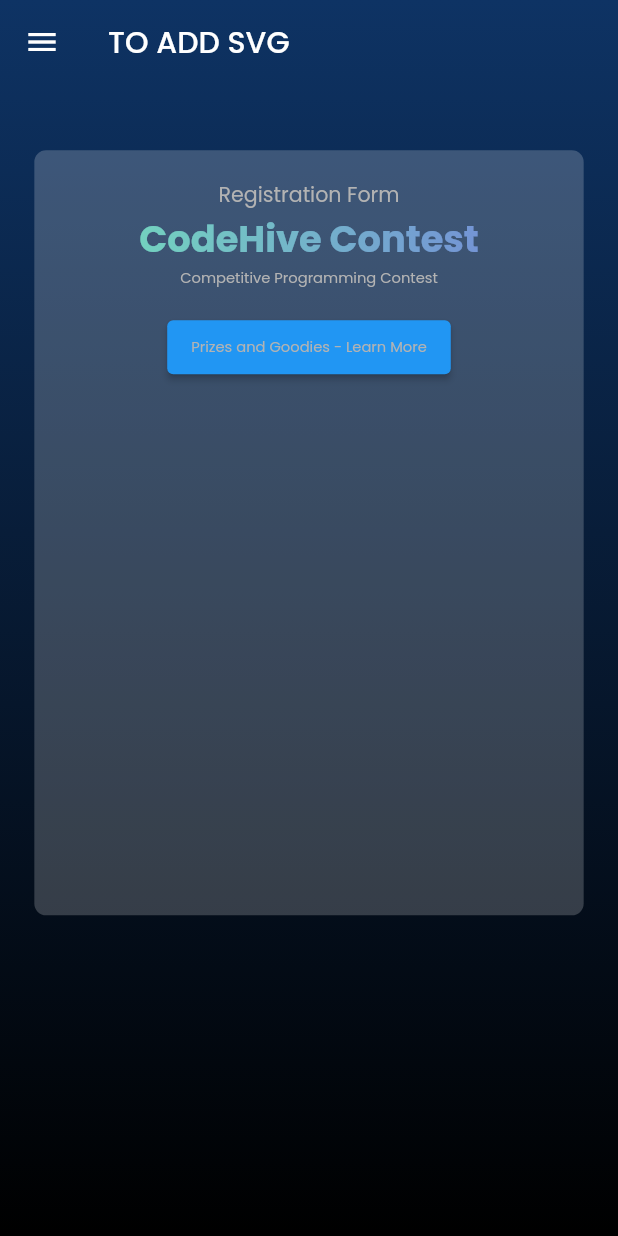
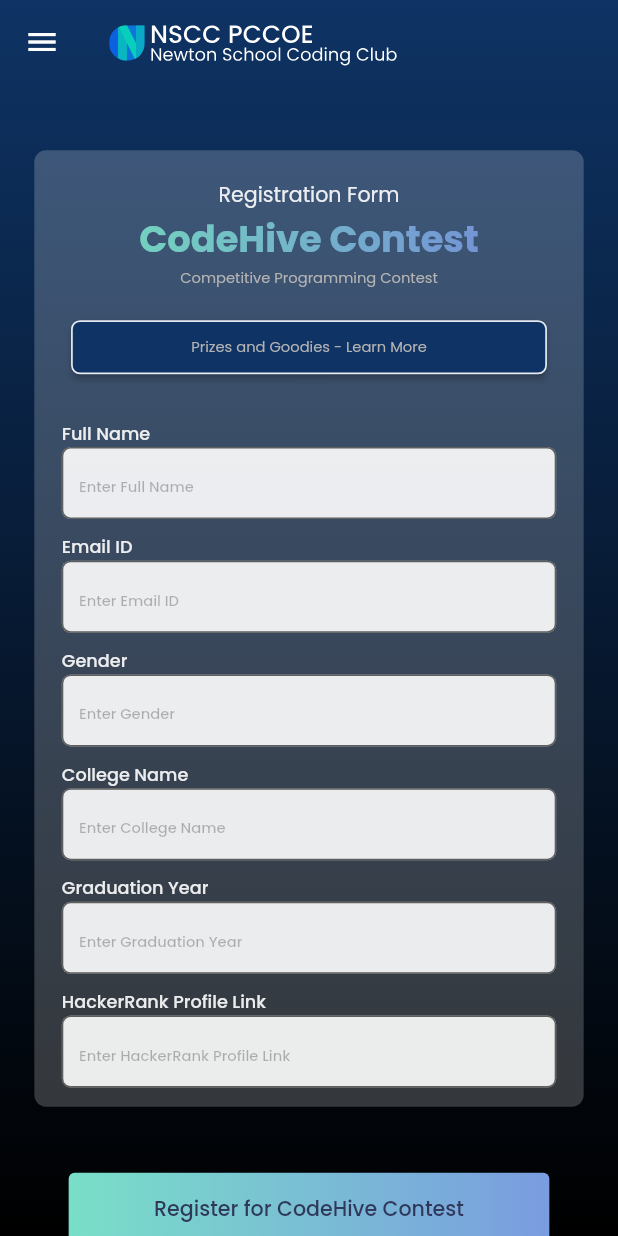
Before and after one commit to nsccpccoe/nscc-app, a Flutter app: the RegistrationScreen screen opened by its route, on a phone screen of 412 x 824 dp. Run offline on Flutter 3.47's test engine with Material 2 defaults, Android fonts, the phone set to English and light mode, and no system bars; our stand-ins replace firebase_core, flutter_screenutil, flutter_svg, get, lottie; accounts and stored records are empty.

Commit message:
Registration screen

```diff
--- a/lib/controllers/controller.dart
+++ /dev/null
@@ -1 +0,0 @@
-// Export all files in this folder here
--- /dev/null
+++ b/lib/controllers/registration_controller.dart
@@ -0,0 +1,11 @@
+import 'package:get/get.dart';
+import 'package:flutter/material.dart';
+
+class RegistrationController extends GetxController {
+  final TextEditingController nameController = TextEditingController();
+  final TextEditingController emailController = TextEditingController();
+  final TextEditingController genderController = TextEditingController();
+  final TextEditingController collegeNameController = TextEditingController();
+  final TextEditingController graduationYearController = TextEditingController();
+  final TextEditingController hackerRankLinkController = TextEditingController();
+}
--- a/lib/view/registration_screen.dart
+++ b/lib/view/registration_screen.dart
@@ -1,14 +1,23 @@
 import 'package:flutter/material.dart';
 import 'package:flutter_screenutil/flutter_screenutil.dart';
+import 'package:get/get.dart';
 import 'package:nscc_app/constants/colors.dart';
 import 'package:nscc_app/constants/text_styles.dart';
+import 'package:nscc_app/controllers/registration_controller.dart';
 import 'package:nscc_app/widgets/cyan_gradient.dart';
+import 'package:flutter_svg/flutter_svg.dart';
+import 'package:nscc_app/widgets/cyan_gradient_button.dart';
+import 'package:nscc_app/widgets/registration_form_field.dart';
 
 class RegistrationScreen extends StatelessWidget {
-  const RegistrationScreen({super.key});
+  RegistrationScreen({super.key});
+
+  final registrationController = Get.put(RegistrationController());
 
   @override
   Widget build(BuildContext context) {
+    return GetBuilder<RegistrationController>(
+      builder: (controller) {
         return Scaffold(
           extendBodyBehindAppBar: true,
           appBar: AppBar(
@@ -17,7 +26,11 @@ class RegistrationScreen extends StatelessWidget {
             leading: Icon(
               Icons.menu,
             ),
-        title: Text("TO ADD SVG"),
+            title: SvgPicture.asset(
+              "assets/svg/nscc_club_name.svg",
+              width: 170.w,
+              height: 35.h,
+            ),
           ),
           body: Container(
             height: MediaQuery.of(context).size.height,
@@ -26,13 +39,14 @@ class RegistrationScreen extends StatelessWidget {
               gradient: AppColors.bgGradient,
             ),
             child: SafeArea(
+              child: SingleChildScrollView(
                 child: Column(
                   children: [
                     SizedBox(
                       height: 45.h,
                     ),
                     Container(
-                height: 520.h,
+                      height: 650.h,
                       width: 320.w,
                       decoration: BoxDecoration(
                         color: AppColors.whiteColor.withOpacity(0.2),
@@ -46,11 +60,12 @@ class RegistrationScreen extends StatelessWidget {
                           Text(
                             "Registration Form",
                             style: MyTextStyles.poppins400
-                          .copyWith(color: AppColors.greyColor),
+                                .copyWith(color: AppColors.whiteColor),
                           ),
                           CyanGradient(
                             "CodeHive Contest",
-                      style: MyTextStyles.poppins700.copyWith(fontSize: 25.sp),
+                            style: MyTextStyles.poppins700
+                                .copyWith(fontSize: 25.sp),
                             gradient: AppColors.cyanGradient,
                           ),
                           Text(
@@ -63,21 +78,93 @@ class RegistrationScreen extends StatelessWidget {
                           ),
                           ElevatedButton(
                             onPressed: () {},
-
+                            style: ElevatedButton.styleFrom(
+                              backgroundColor: AppColors.darkBlueColor,
+                              padding: EdgeInsets.symmetric(
+                                  horizontal: 70.w, vertical: 10.h),
+                              side: BorderSide(
+                                color: AppColors.whiteColor,
+                                width: 1.w,
+                              ),
+                              shape: RoundedRectangleBorder(
+                                borderRadius: BorderRadius.circular(6.r),
+                              ),
+                            ),
                             child: Text(
                               "Prizes and Goodies - Learn More",
                               style: MyTextStyles.poppins400.copyWith(
                                   fontSize: 10.sp, color: AppColors.greyColor),
                             ),
                           ),
-
+                          SizedBox(
+                            height: 25.h,
+                          ),
+                          RegistrationFormField(
+                            hintText: "Enter Full Name",
+                            labelText: "Full Name",
+                            controller: controller.nameController,
+                          ),
+                          SizedBox(
+                            height: 10.h,
+                          ),
+                          RegistrationFormField(
+                            hintText: "Enter Email ID",
+                            labelText: "Email ID",
+                            controller: controller.emailController,
+                          ),
+                          SizedBox(
+                            height: 10.h,
+                          ),
+                          RegistrationFormField(
+                            hintText: "Enter Gender",
+                            labelText: "Gender",
+                            controller: controller.genderController,
+                          ),
+                          SizedBox(
+                            height: 10.h,
+                          ),
+                          RegistrationFormField(
+                            hintText: "Enter College Name",
+                            labelText: "College Name",
+                            controller: controller.collegeNameController,
+                          ),
+                          SizedBox(
+                            height: 10.h,
+                          ),
+                          RegistrationFormField(
+                            hintText: "Enter Graduation Year",
+                            labelText: "Graduation Year",
+                            controller: controller.graduationYearController,
+                          ),
+                          SizedBox(
+                            height: 10.h,
+                          ),
+                          RegistrationFormField(
+                            hintText: "Enter HackerRank Profile Link",
+                            labelText: "HackerRank Profile Link",
+                            controller: controller.hackerRankLinkController,
+                          ),
                         ],
+                      ),
+                    ),
+                    SizedBox(
+                      height: 45.h,
+                    ),
+                    GestureDetector(
+                      onTap: () {},
+                      child: CyanGradientButton(
+                        height: 50.h,
+                        width: 280.w,
+                        text: "Register for CodeHive Contest",
                       ),
                     ),
                   ],
                 ),
               ),
             ),
+          ),
+        );
+      },
     );
   }
 }
--- /dev/null
+++ b/lib/widgets/cyan_gradient_button.dart
@@ -0,0 +1,29 @@
+import 'package:flutter/material.dart';
+import 'package:flutter_screenutil/flutter_screenutil.dart';
+import 'package:nscc_app/constants/colors.dart';
+import 'package:nscc_app/constants/text_styles.dart';
+
+class CyanGradientButton extends StatelessWidget {
+  double height;
+  double width;
+  String text;
+   CyanGradientButton({super.key, required this.height, required this.width, required this.text});
+
+  @override
+  Widget build(BuildContext context) {
+    return Container(
+      height: height,
+      width: width,
+      decoration: BoxDecoration(
+        gradient: AppColors.cyanGradient,
+        borderRadius: BorderRadius.circular(4.r),
+      ),
+      child: Center(
+        child: Text(
+          text,
+          style: MyTextStyles.poppins500.copyWith(fontSize: 14.sp, color: AppColors.greyAccentColor),
+        ),
+      ),
+    );
+  }
+}
--- /dev/null
+++ b/lib/widgets/registration_form_field.dart
@@ -0,0 +1,40 @@
+import 'package:flutter/material.dart';
+import 'package:flutter_screenutil/flutter_screenutil.dart';
+import 'package:nscc_app/constants/colors.dart';
+import 'package:nscc_app/constants/text_styles.dart';
+
+class RegistrationFormField extends StatelessWidget {
+  final String hintText;
+  final String labelText;
+  TextEditingController controller = TextEditingController();
+  RegistrationFormField({super.key, required this.hintText, required this.labelText, required this.controller});
+
+  @override
+  Widget build(BuildContext context) {
+    return Padding(
+      padding:  EdgeInsets.symmetric(horizontal: 16.w),
+      child: Column(
+        crossAxisAlignment: CrossAxisAlignment.start,
+        children: [
+          Text(
+            labelText,
+            style: MyTextStyles.poppins500.copyWith(fontSize: 12.sp, color: AppColors.whiteColor),
+          ),
+          TextFormField(
+            controller: controller,
+            decoration: InputDecoration(
+              contentPadding: EdgeInsets.symmetric(vertical: 10.h, horizontal: 10.w),
+              fillColor: AppColors.whiteColor,
+              filled: true,
+              hintText: hintText,
+              hintStyle: MyTextStyles.poppins500.copyWith(color: AppColors.darkGreyColor),
+              border: OutlineInputBorder(
+                borderRadius: BorderRadius.circular(6.r),
+              ),
+            ),
+          ),
+        ],
+      ),
+    );
+  }
+}
```
Also changed, not shown: assets/svg/nscc_club_name.svg (added). Lines whose indentation alone changed are shown as unchanged.
